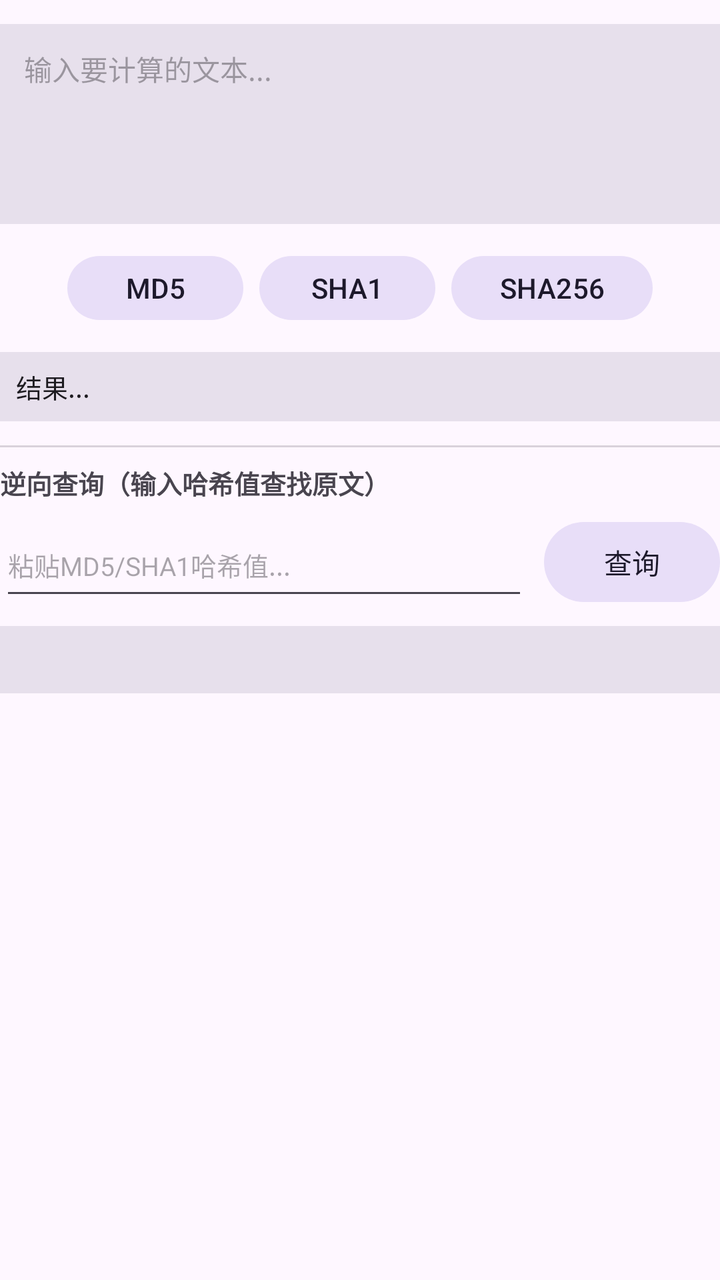
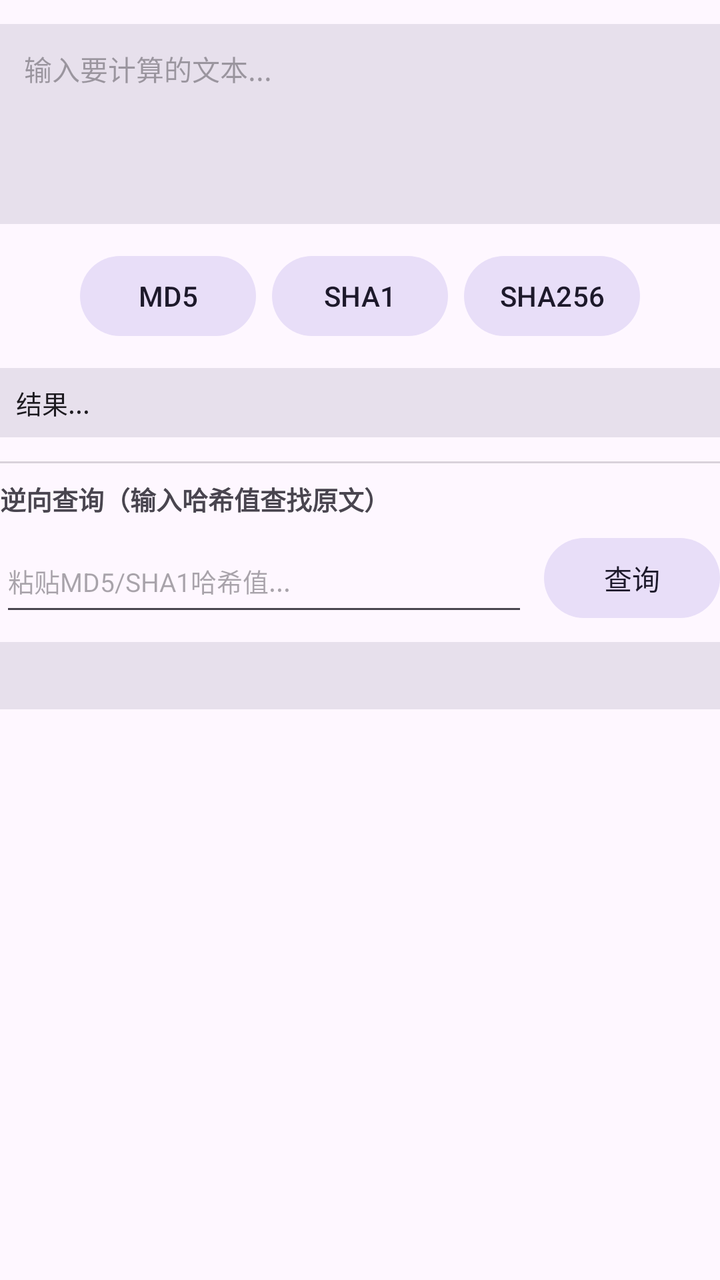

An Android layout rendered at two revisions. The XML below is the earlier revision; the diff shows what the commit changed to produce the second picture.
<!-- AndroidManifest.xml: application theme Theme.GameCenterApp -->
<!-- res/layout/item_tool_hash.xml -->
<?xml version="1.0" encoding="utf-8"?>
<LinearLayout xmlns:android="http://schemas.android.com/apk/res/android"
    android:layout_width="match_parent"
    android:layout_height="wrap_content"
    android:orientation="vertical">

    <EditText
        android:id="@+id/et_hash_input"
        android:layout_width="match_parent"
        android:layout_height="100dp"
        android:layout_marginTop="12dp"
        android:background="?attr/colorSurfaceVariant"
        android:gravity="top|start"
        android:hint="输入要计算的文本..."
        android:inputType="textMultiLine"
        android:padding="12dp"
        android:textColor="?android:attr/textColorPrimary"
        android:textSize="14sp" />

    <LinearLayout
        android:layout_width="match_parent"
        android:layout_height="wrap_content"
        android:layout_marginTop="8dp"
        android:gravity="center"
        android:orientation="horizontal">

        <com.google.android.material.button.MaterialButton
            android:id="@+id/btn_hash_md5"
            style="@style/Widget.Material3.Button.TonalButton"
            android:layout_width="wrap_content"
            android:layout_height="40dp"
            android:layout_margin="4dp"
            android:text="MD5" />

        <com.google.android.material.button.MaterialButton
            android:id="@+id/btn_hash_sha1"
            style="@style/Widget.Material3.Button.TonalButton"
            android:layout_width="wrap_content"
            android:layout_height="40dp"
            android:layout_margin="4dp"
            android:text="SHA1" />

        <com.google.android.material.button.MaterialButton
            android:id="@+id/btn_hash_sha256"
            style="@style/Widget.Material3.Button.TonalButton"
            android:layout_width="wrap_content"
            android:layout_height="40dp"
            android:layout_margin="4dp"
            android:text="SHA256" />
    </LinearLayout>

    <ScrollView
        android:layout_width="match_parent"
        android:layout_height="wrap_content"
        android:layout_marginTop="8dp"
        android:background="?attr/colorSurfaceVariant"
        android:padding="8dp"
        android:maxHeight="60dp">

        <TextView
            android:id="@+id/tv_hash_result"
            android:layout_width="match_parent"
            android:layout_height="wrap_content"
            android:fontFamily="monospace"
            android:text="结果..."
            android:textColor="?android:attr/textColorPrimary"
            android:textSize="13sp"
            android:textIsSelectable="true" />
    </ScrollView>

    <View
        android:layout_width="match_parent"
        android:layout_height="1dp"
        android:layout_marginTop="12dp"
        android:background="?attr/colorOnSurfaceVariant"
        android:alpha="0.2" />

    <TextView
        android:layout_width="wrap_content"
        android:layout_height="wrap_content"
        android:layout_marginTop="8dp"
        android:text="逆向查询（输入哈希值查找原文）"
        android:textColor="?attr/colorOnSurfaceVariant"
        android:textSize="13sp"
        android:textStyle="bold" />

    <LinearLayout
        android:layout_width="match_parent"
        android:layout_height="wrap_content"
        android:layout_marginTop="6dp"
        android:orientation="horizontal"
        android:gravity="center_vertical">

        <EditText
            android:id="@+id/et_hash_reverse"
            android:layout_width="0dp"
            android:layout_height="48dp"
            android:layout_weight="1"
            android:hint="粘贴MD5/SHA1哈希值..."
            android:inputType="textNoSuggestions"
            android:textColor="?android:attr/textColorPrimary"
            android:textSize="13sp" />

        <com.google.android.material.button.MaterialButton
            android:id="@+id/btn_hash_reverse"
            style="@style/Widget.Material3.Button.TonalButton"
            android:layout_width="wrap_content"
            android:layout_height="48dp"
            android:layout_marginStart="8dp"
            android:text="查询" />
    </LinearLayout>

    <TextView
        android:id="@+id/tv_hash_reverse_result"
        android:layout_width="match_parent"
        android:layout_height="wrap_content"
        android:layout_marginTop="8dp"
        android:background="?attr/colorSurfaceVariant"
        android:fontFamily="monospace"
        android:lineSpacingExtra="4dp"
        android:padding="8dp"
        android:text=""
        android:textColor="?android:attr/textColorPrimary"
        android:textSize="13sp"
        android:textIsSelectable="true" />
</LinearLayout>
<!-- resources referenced by this layout -->
<resources>
  <style name="Theme.GameCenterApp" parent="Theme.Material3.DayNight.NoActionBar">
          <item name="colorPrimary">@color/md_theme_light_primary</item>
          <item name="colorOnPrimary">@color/md_theme_light_on_primary</item>
          <item name="colorPrimaryContainer">@color/md_theme_light_primary_container</item>
          <item name="colorOnPrimaryContainer">@color/md_theme_light_on_primary_container</item>
          <item name="colorSecondary">@color/md_theme_light_secondary</item>
          <item name="colorOnSecondary">@color/md_theme_light_on_secondary</item>
          <item name="colorSecondaryContainer">@color/md_theme_light_secondary_container</item>
          <item name="colorOnSecondaryContainer">@color/md_theme_light_on_secondary_container</item>
          <item name="colorSurface">@color/md_theme_light_surface</item>
          <item name="colorOnSurface">@color/md_theme_light_on_surface</item>
          <item name="colorOnSurfaceVariant">@color/md_theme_light_on_surface_variant</item>
          <item name="android:colorBackground">@color/md_theme_light_background</item>
          <item name="android:statusBarColor">@color/md_theme_light_surface</item>
          <item name="android:navigationBarColor">@color/md_theme_light_surface</item>
          <item name="android:windowLightStatusBar">true</item>
      </style>
  <color name="md_theme_light_primary">#6750A4</color>
  <color name="md_theme_light_on_primary">#FFFFFF</color>
  <color name="md_theme_light_primary_container">#EADDFF</color>
  <color name="md_theme_light_on_primary_container">#21005D</color>
  <color name="md_theme_light_secondary">#625B71</color>
  <color name="md_theme_light_on_secondary">#FFFFFF</color>
  <color name="md_theme_light_secondary_container">#E8DEF8</color>
  <color name="md_theme_light_on_secondary_container">#1D192B</color>
  <color name="md_theme_light_surface">#FEF7FF</color>
  <color name="md_theme_light_on_surface">#1D1B20</color>
  <color name="md_theme_light_on_surface_variant">#49454F</color>
  <color name="md_theme_light_background">#FEF7FF</color>
</resources>

<!-- the commit's change to res/layout/item_tool_hash.xml (unified diff, before → after) -->
@@ -26,25 +26,25 @@
 
         <com.google.android.material.button.MaterialButton
             android:id="@+id/btn_hash_md5"
-            style="@style/Widget.Material3.Button.TonalButton"
+            style="@style/Widget.GameCenter.Button.Tonal"
             android:layout_width="wrap_content"
-            android:layout_height="40dp"
+            android:layout_height="48dp"
             android:layout_margin="4dp"
             android:text="MD5" />
 
         <com.google.android.material.button.MaterialButton
             android:id="@+id/btn_hash_sha1"
-            style="@style/Widget.Material3.Button.TonalButton"
+            style="@style/Widget.GameCenter.Button.Tonal"
             android:layout_width="wrap_content"
-            android:layout_height="40dp"
+            android:layout_height="48dp"
             android:layout_margin="4dp"
             android:text="SHA1" />
 
         <com.google.android.material.button.MaterialButton
             android:id="@+id/btn_hash_sha256"
-            style="@style/Widget.Material3.Button.TonalButton"
+            style="@style/Widget.GameCenter.Button.Tonal"
             android:layout_width="wrap_content"
-            android:layout_height="40dp"
+            android:layout_height="48dp"
             android:layout_margin="4dp"
             android:text="SHA256" />
     </LinearLayout>
@@ -103,7 +103,7 @@
 
         <com.google.android.material.button.MaterialButton
             android:id="@+id/btn_hash_reverse"
-            style="@style/Widget.Material3.Button.TonalButton"
+            style="@style/Widget.GameCenter.Button.Tonal"
             android:layout_width="wrap_content"
             android:layout_height="48dp"
             android:layout_marginStart="8dp"
<!-- resource entries referenced after the edit -->
@@ -1,5 +1,17 @@
 <!-- resources referenced by this layout -->
 <resources>
+  <style name="Widget.GameCenter.Button.Tonal" parent="Widget.Material3.Button.TonalButton">
+          <item name="android:minHeight">48dp</item>
+          <item name="minHeight">48dp</item>
+          <item name="android:paddingTop">6dp</item>
+          <item name="android:paddingBottom">6dp</item>
+          <item name="android:paddingStart">12dp</item>
+          <item name="android:paddingEnd">12dp</item>
+          <item name="android:includeFontPadding">true</item>
+          <item name="android:maxLines">2</item>
+          <item name="android:ellipsize">end</item>
+          <item name="android:textAllCaps">false</item>
+      </style>
   <style name="Theme.GameCenterApp" parent="Theme.Material3.DayNight.NoActionBar">
           <item name="colorPrimary">@color/md_theme_light_primary</item>
           <item name="colorOnPrimary">@color/md_theme_light_on_primary</item>
@@ -16,6 +28,8 @@
           <item name="android:statusBarColor">@color/md_theme_light_surface</item>
           <item name="android:navigationBarColor">@color/md_theme_light_surface</item>
           <item name="android:windowLightStatusBar">true</item>
+          <item name="materialButtonStyle">@style/Widget.GameCenter.Button</item>
+          <item name="android:buttonStyle">@style/Widget.GameCenter.PlatformButton</item>
       </style>
   <color name="md_theme_light_primary">#6750A4</color>
   <color name="md_theme_light_on_primary">#FFFFFF</color>
@@ -29,5 +43,26 @@
   <color name="md_theme_light_on_surface">#1D1B20</color>
   <color name="md_theme_light_on_surface_variant">#49454F</color>
   <color name="md_theme_light_background">#FEF7FF</color>
+  <style name="Widget.GameCenter.Button" parent="Widget.Material3.Button">
+          <item name="android:minHeight">48dp</item>
+          <item name="minHeight">48dp</item>
+          <item name="android:paddingTop">6dp</item>
+          <item name="android:paddingBottom">6dp</item>
+          <item name="android:paddingStart">12dp</item>
+          <item name="android:paddingEnd">12dp</item>
+          <item name="android:includeFontPadding">true</item>
+          <item name="android:maxLines">2</item>
+          <item name="android:ellipsize">end</item>
+          <item name="android:textAllCaps">false</item>
+      </style>
+  <style name="Widget.GameCenter.PlatformButton" parent="@android:style/Widget.Material.Button">
+          <item name="android:minHeight">44dp</item>
+          <item name="android:paddingTop">4dp</item>
+          <item name="android:paddingBottom">4dp</item>
+          <item name="android:includeFontPadding">true</item>
+          <item name="android:maxLines">2</item>
+          <item name="android:ellipsize">end</item>
+          <item name="android:textAllCaps">false</item>
+      </style>
 </resources>
 
